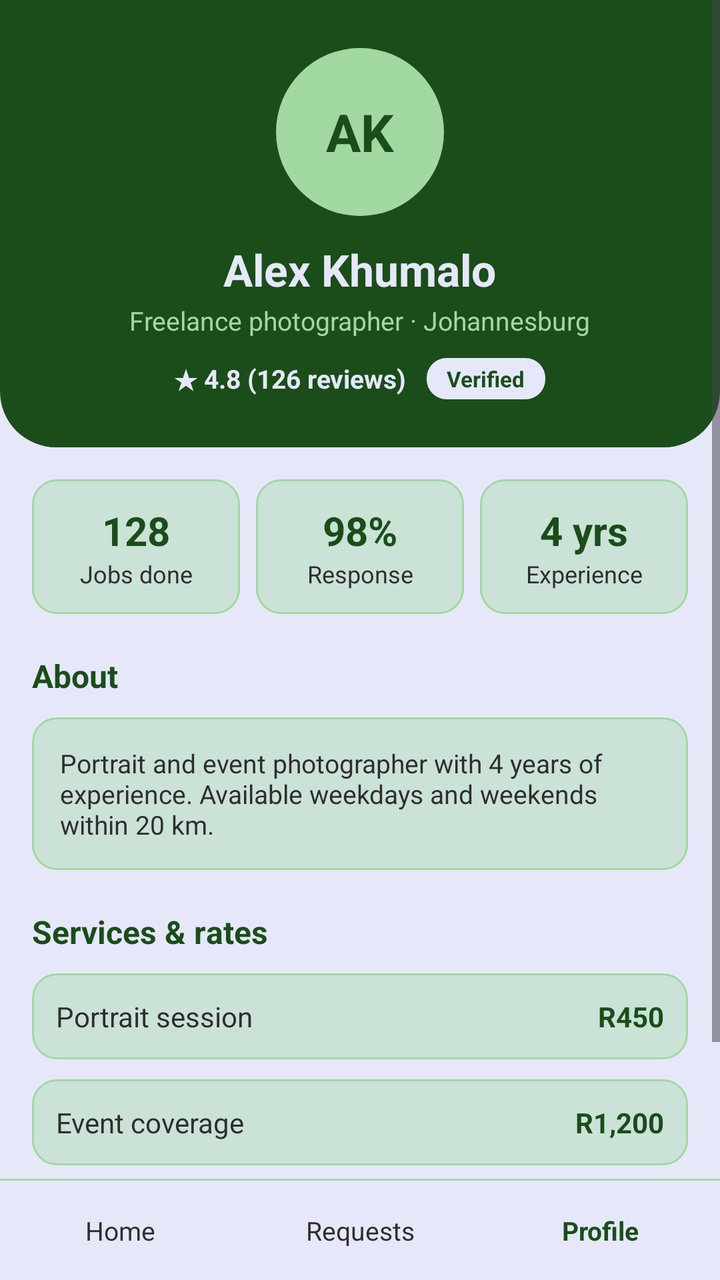
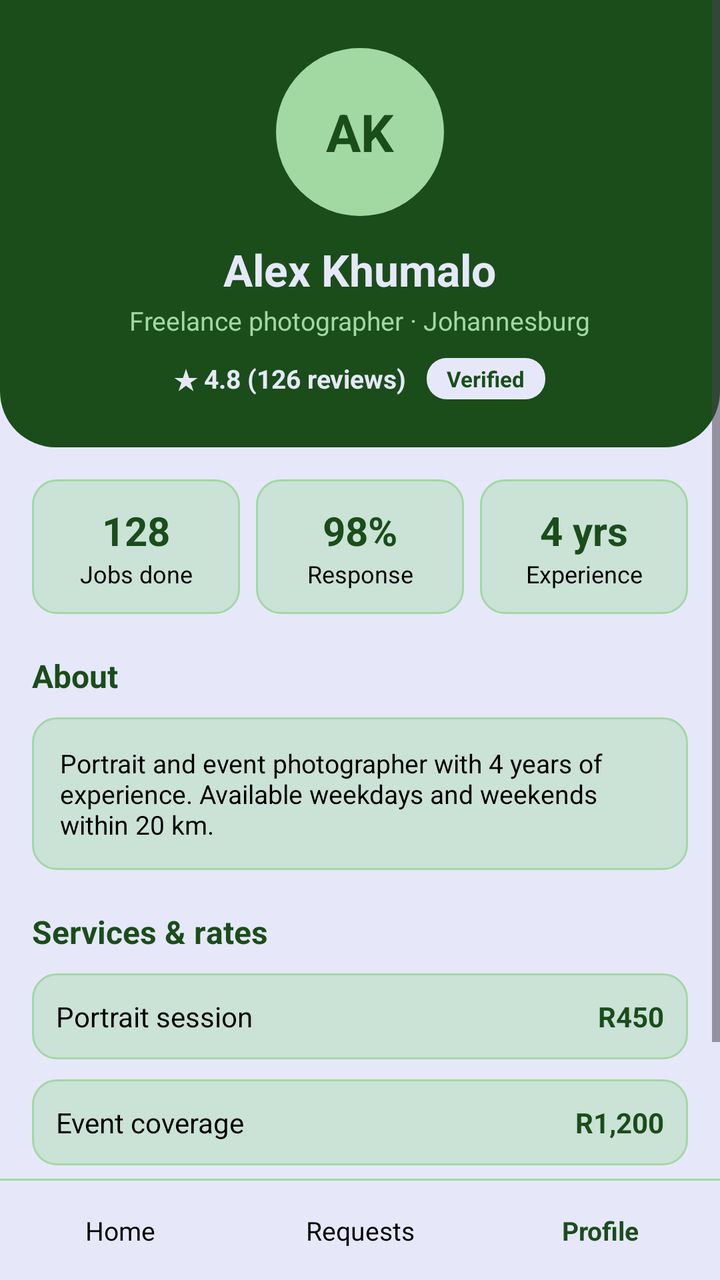

The first picture is an Android layout as it rendered before a commit; the second is the same layout after the commit. The layout source and the unified diff follow.
<!-- AndroidManifest.xml: application theme Theme.GeoConnect -->
<!-- res/layout/activity_freelancer_profile.xml -->
<?xml version="1.0" encoding="utf-8"?>
<LinearLayout
    xmlns:android="http://schemas.android.com/apk/res/android"
    android:id="@+id/main"
    android:layout_width="match_parent"
    android:layout_height="match_parent"
    android:orientation="vertical"
    android:background="@color/glitter">

    <ScrollView
        android:layout_width="match_parent"
        android:layout_height="0dp"
        android:layout_weight="1">

        <LinearLayout
            android:layout_width="match_parent"
            android:layout_height="wrap_content"
            android:orientation="vertical">

            <LinearLayout
                android:layout_width="match_parent"
                android:layout_height="wrap_content"
                android:orientation="vertical"
                android:background="@drawable/bg_header"
                android:padding="24dp"
                android:paddingTop="28dp"
                android:paddingBottom="28dp"
                android:gravity="center_horizontal">

                <TextView
                    android:layout_width="84dp"
                    android:layout_height="84dp"
                    android:text="AK"
                    android:textColor="@color/jade_dark"
                    android:textSize="26sp"
                    android:textStyle="bold"
                    android:gravity="center"
                    android:background="@drawable/bg_avatar" />

                <TextView
                    android:layout_width="wrap_content"
                    android:layout_height="wrap_content"
                    android:text="Alex Khumalo"
                    android:textColor="@color/glitter"
                    android:textSize="22sp"
                    android:textStyle="bold"
                    android:layout_marginTop="12dp" />

                <TextView
                    android:layout_width="wrap_content"
                    android:layout_height="wrap_content"
                    android:text="Freelance photographer · Johannesburg"
                    android:textColor="@color/jade_mint"
                    android:textSize="13sp"
                    android:layout_marginTop="2dp" />

                <LinearLayout
                    android:layout_width="wrap_content"
                    android:layout_height="wrap_content"
                    android:orientation="horizontal"
                    android:layout_marginTop="10dp"
                    android:gravity="center">

                    <TextView
                        android:layout_width="wrap_content"
                        android:layout_height="wrap_content"
                        android:text="★ 4.8 (126 reviews)"
                        android:textColor="@color/glitter"
                        android:textSize="13sp"
                        android:textStyle="bold" />

                    <TextView
                        android:layout_width="wrap_content"
                        android:layout_height="wrap_content"
                        android:text="Verified"
                        android:textColor="@color/jade_dark"
                        android:textSize="11sp"
                        android:textStyle="bold"
                        android:layout_marginStart="10dp"
                        android:paddingStart="10dp"
                        android:paddingEnd="10dp"
                        android:paddingTop="3dp"
                        android:paddingBottom="3dp"
                        android:background="@drawable/bg_button_light" />

                </LinearLayout>

            </LinearLayout>

            <LinearLayout
                android:layout_width="match_parent"
                android:layout_height="wrap_content"
                android:orientation="vertical"
                android:padding="16dp"
                android:layout_marginTop="0dp">

                <LinearLayout
                    android:layout_width="match_parent"
                    android:layout_height="wrap_content"
                    android:orientation="horizontal"
                    android:layout_marginTop="0dp">

                    <LinearLayout
                        android:layout_width="0dp"
                        android:layout_height="wrap_content"
                        android:orientation="vertical"
                        android:layout_weight="1"
                        android:background="@drawable/bg_card"
                        android:padding="12dp"
                        android:layout_marginEnd="8dp">

                        <TextView
                            android:layout_width="match_parent"
                            android:layout_height="wrap_content"
                            android:text="128"
                            android:textColor="@color/jade_dark"
                            android:textSize="20sp"
                            android:textStyle="bold"
                            android:gravity="center" />

                        <TextView
                            android:layout_width="match_parent"
                            android:layout_height="wrap_content"
                            android:text="Jobs done"
                            android:textColor="@color/charcoal"
                            android:textSize="12sp"
                            android:gravity="center" />

                    </LinearLayout>

                    <LinearLayout
                        android:layout_width="0dp"
                        android:layout_height="wrap_content"
                        android:orientation="vertical"
                        android:layout_weight="1"
                        android:background="@drawable/bg_card"
                        android:padding="12dp"
                        android:layout_marginEnd="8dp">

                        <TextView
                            android:layout_width="match_parent"
                            android:layout_height="wrap_content"
                            android:text="98%"
                            android:textColor="@color/jade_dark"
                            android:textSize="20sp"
                            android:textStyle="bold"
                            android:gravity="center" />

                        <TextView
                            android:layout_width="match_parent"
                            android:layout_height="wrap_content"
                            android:text="Response"
                            android:textColor="@color/charcoal"
                            android:textSize="12sp"
                            android:gravity="center" />

                    </LinearLayout>

                    <LinearLayout
                        android:layout_width="0dp"
                        android:layout_height="wrap_content"
                        android:orientation="vertical"
                        android:layout_weight="1"
                        android:background="@drawable/bg_card"
                        android:padding="12dp">

                        <TextView
                            android:layout_width="match_parent"
                            android:layout_height="wrap_content"
                            android:text="4 yrs"
                            android:textColor="@color/jade_dark"
                            android:textSize="20sp"
                            android:textStyle="bold"
                            android:gravity="center" />

                        <TextView
                            android:layout_width="match_parent"
                            android:layout_height="wrap_content"
                            android:text="Experience"
                            android:textColor="@color/charcoal"
                            android:textSize="12sp"
                            android:gravity="center" />

                    </LinearLayout>

                </LinearLayout>

                <TextView
                    android:layout_width="wrap_content"
                    android:layout_height="wrap_content"
                    android:text="About"
                    android:textColor="@color/jade_dark"
                    android:textSize="16sp"
                    android:textStyle="bold"
                    android:layout_marginTop="20dp" />

                <LinearLayout
                    android:layout_width="match_parent"
                    android:layout_height="wrap_content"
                    android:orientation="vertical"
                    android:layout_marginTop="10dp"
                    android:background="@drawable/bg_card"
                    android:padding="14dp">

                    <TextView
                        android:layout_width="wrap_content"
                        android:layout_height="wrap_content"
                        android:text="Portrait and event photographer with 4 years of experience. Available weekdays and weekends within 20 km."
                        android:textColor="@color/charcoal"
                        android:textSize="13sp" />

                </LinearLayout>

                <TextView
                    android:layout_width="wrap_content"
                    android:layout_height="wrap_content"
                    android:text="Services &amp; rates"
                    android:textColor="@color/jade_dark"
                    android:textSize="16sp"
                    android:textStyle="bold"
                    android:layout_marginTop="20dp" />

                <LinearLayout
                    android:layout_width="match_parent"
                    android:layout_height="wrap_content"
                    android:orientation="vertical"
                    android:layout_marginTop="10dp"
                    android:background="@drawable/bg_card"
                    android:padding="12dp">

                    <LinearLayout
                        android:layout_width="match_parent"
                        android:layout_height="wrap_content"
                        android:orientation="horizontal">

                        <TextView
                            android:layout_width="0dp"
                            android:layout_height="wrap_content"
                            android:text="Portrait session"
                            android:textColor="@color/charcoal"
                            android:textSize="14sp"
                            android:layout_weight="1" />

                        <TextView
                            android:layout_width="wrap_content"
                            android:layout_height="wrap_content"
                            android:text="R450"
                            android:textColor="@color/jade_dark"
                            android:textSize="14sp"
                            android:textStyle="bold" />

                    </LinearLayout>

                </LinearLayout>

                <LinearLayout
                    android:layout_width="match_parent"
                    android:layout_height="wrap_content"
                    android:orientation="vertical"
                    android:layout_marginTop="10dp"
                    android:background="@drawable/bg_card"
                    android:padding="12dp">

                    <LinearLayout
                        android:layout_width="match_parent"
                        android:layout_height="wrap_content"
                        android:orientation="horizontal">

                        <TextView
                            android:layout_width="0dp"
                            android:layout_height="wrap_content"
                            android:text="Event coverage"
                            android:textColor="@color/charcoal"
                            android:textSize="14sp"
                            android:layout_weight="1" />

                        <TextView
                            android:layout_width="wrap_content"
                            android:layout_height="wrap_content"
                            android:text="R1,200"
                            android:textColor="@color/jade_dark"
                            android:textSize="14sp"
                            android:textStyle="bold" />

                    </LinearLayout>

                </LinearLayout>

                <TextView
                    android:id="@+id/btnEditProfile"
                    android:layout_width="match_parent"
                    android:layout_height="48dp"
                    android:text="Edit profile"
                    android:textColor="@color/jade_dark"
                    android:textSize="14sp"
                    android:textStyle="bold"
                    android:gravity="center"
                    android:layout_marginTop="20dp"
                    android:background="@drawable/bg_button_outline"
                    android:clickable="true"
                    android:focusable="true"
                    android:minHeight="48dp"
                    android:minWidth="48dp" />

            </LinearLayout>

        </LinearLayout>

    </ScrollView>

    <View
        android:layout_width="match_parent"
        android:layout_height="1dp"
        android:background="@color/jade_mint" />

    <LinearLayout
        android:layout_width="match_parent"
        android:layout_height="wrap_content"
        android:orientation="horizontal"
        android:background="@color/glitter">

        <TextView
            android:id="@+id/navHome"
            android:layout_width="0dp"
            android:layout_height="wrap_content"
            android:text="Home"
            android:textColor="@color/charcoal"
            android:textSize="13sp"
            android:textStyle="normal"
            android:layout_weight="1"
            android:gravity="center"
            android:padding="16dp"
            android:clickable="true"
            android:focusable="true"
            android:minHeight="48dp"
            android:minWidth="48dp" />

        <TextView
            android:id="@+id/navRequests"
            android:layout_width="0dp"
            android:layout_height="wrap_content"
            android:text="Requests"
            android:textColor="@color/charcoal"
            android:textSize="13sp"
            android:textStyle="normal"
            android:layout_weight="1"
            android:gravity="center"
            android:padding="16dp"
            android:clickable="true"
            android:focusable="true"
            android:minHeight="48dp"
            android:minWidth="48dp" />

        <TextView
            android:id="@+id/navProfile"
            android:layout_width="0dp"
            android:layout_height="wrap_content"
            android:text="Profile"
            android:textColor="@color/jade_dark"
            android:textSize="13sp"
            android:textStyle="bold"
            android:layout_weight="1"
            android:gravity="center"
            android:padding="16dp"
            android:clickable="true"
            android:focusable="true"
            android:minHeight="48dp"
            android:minWidth="48dp" />

    </LinearLayout>

</LinearLayout>
<!-- resources referenced by this layout -->
<resources>
  <color name="charcoal">#2E2E2E</color>
  <color name="glitter">#E6E8FA</color>
  <color name="jade_dark">#1A4D1A</color>
  <color name="jade_mint">#A2D8A2</color>
  <!-- drawable bg_avatar (drawable) -->
  <?xml version="1.0" encoding="utf-8"?>
  <shape xmlns:android="http://schemas.android.com/apk/res/android" android:shape="oval">
      <solid android:color="@color/jade_mint" />
  </shape>
  <!-- drawable bg_button_light (drawable) -->
  <?xml version="1.0" encoding="utf-8"?>
  <shape xmlns:android="http://schemas.android.com/apk/res/android">
      <solid android:color="@color/glitter" />
      <corners android:radius="10dp" />
  </shape>
  <!-- drawable bg_button_outline (drawable) -->
  <?xml version="1.0" encoding="utf-8"?>
  <shape xmlns:android="http://schemas.android.com/apk/res/android">
      <solid android:color="@color/glitter" />
      <stroke android:width="1dp" android:color="@color/jade_dark" />
      <corners android:radius="10dp" />
  </shape>
  <!-- drawable bg_card (drawable) -->
  <?xml version="1.0" encoding="utf-8"?>
  <shape xmlns:android="http://schemas.android.com/apk/res/android">
      <solid android:color="#66A2D8A2" />
      <stroke android:width="1dp" android:color="@color/jade_mint" />
      <corners android:radius="12dp" />
  </shape>
  <!-- drawable bg_header (drawable) -->
  <?xml version="1.0" encoding="utf-8"?>
      <shape xmlns:android="http://schemas.android.com/apk/res/android">
          <solid android:color="@color/jade_dark" />
          <corners android:bottomLeftRadius="28dp" android:bottomRightRadius="28dp" />
      </shape>
  <style name="Theme.GeoConnect" parent="Base.Theme.GeoConnect" />
  <style name="Base.Theme.GeoConnect" parent="Theme.Material3.DayNight.NoActionBar">
          
          
      </style>
</resources>

<!-- the commit's change to res/layout/activity_freelancer_profile.xml (unified diff, before → after) -->
@@ -31,7 +31,7 @@
                     android:layout_width="84dp"
                     android:layout_height="84dp"
                     android:text="AK"
-                    android:textColor="@color/jade_dark"
+                    android:textColor="@color/forest_green"
                     android:textSize="26sp"
                     android:textStyle="bold"
                     android:gravity="center"
@@ -50,7 +50,7 @@
                     android:layout_width="wrap_content"
                     android:layout_height="wrap_content"
                     android:text="Freelance photographer · Johannesburg"
-                    android:textColor="@color/jade_mint"
+                    android:textColor="@color/sage_green"
                     android:textSize="13sp"
                     android:layout_marginTop="2dp" />
 
@@ -73,7 +73,7 @@
                         android:layout_width="wrap_content"
                         android:layout_height="wrap_content"
                         android:text="Verified"
-                        android:textColor="@color/jade_dark"
+                        android:textColor="@color/forest_green"
                         android:textSize="11sp"
                         android:textStyle="bold"
                         android:layout_marginStart="10dp"
@@ -113,7 +113,7 @@
                             android:layout_width="match_parent"
                             android:layout_height="wrap_content"
                             android:text="128"
-                            android:textColor="@color/jade_dark"
+                            android:textColor="@color/forest_green"
                             android:textSize="20sp"
                             android:textStyle="bold"
                             android:gravity="center" />
@@ -122,7 +122,7 @@
                             android:layout_width="match_parent"
                             android:layout_height="wrap_content"
                             android:text="Jobs done"
-                            android:textColor="@color/charcoal"
+                            android:textColor="@color/black"
                             android:textSize="12sp"
                             android:gravity="center" />
 
@@ -141,7 +141,7 @@
                             android:layout_width="match_parent"
                             android:layout_height="wrap_content"
                             android:text="98%"
-                            android:textColor="@color/jade_dark"
+                            android:textColor="@color/forest_green"
                             android:textSize="20sp"
                             android:textStyle="bold"
                             android:gravity="center" />
@@ -150,7 +150,7 @@
                             android:layout_width="match_parent"
                             android:layout_height="wrap_content"
                             android:text="Response"
-                            android:textColor="@color/charcoal"
+                            android:textColor="@color/black"
                             android:textSize="12sp"
                             android:gravity="center" />
 
@@ -168,7 +168,7 @@
                             android:layout_width="match_parent"
                             android:layout_height="wrap_content"
                             android:text="4 yrs"
-                            android:textColor="@color/jade_dark"
+                            android:textColor="@color/forest_green"
                             android:textSize="20sp"
                             android:textStyle="bold"
                             android:gravity="center" />
@@ -177,7 +177,7 @@
                             android:layout_width="match_parent"
                             android:layout_height="wrap_content"
                             android:text="Experience"
-                            android:textColor="@color/charcoal"
+                            android:textColor="@color/black"
                             android:textSize="12sp"
                             android:gravity="center" />
 
@@ -189,7 +189,7 @@
                     android:layout_width="wrap_content"
                     android:layout_height="wrap_content"
                     android:text="About"
-                    android:textColor="@color/jade_dark"
+                    android:textColor="@color/forest_green"
                     android:textSize="16sp"
                     android:textStyle="bold"
                     android:layout_marginTop="20dp" />
@@ -206,7 +206,7 @@
                         android:layout_width="wrap_content"
                         android:layout_height="wrap_content"
                         android:text="Portrait and event photographer with 4 years of experience. Available weekdays and weekends within 20 km."
-                        android:textColor="@color/charcoal"
+                        android:textColor="@color/black"
                         android:textSize="13sp" />
 
                 </LinearLayout>
@@ -215,7 +215,7 @@
                     android:layout_width="wrap_content"
                     android:layout_height="wrap_content"
                     android:text="Services &amp; rates"
-                    android:textColor="@color/jade_dark"
+                    android:textColor="@color/forest_green"
                     android:textSize="16sp"
                     android:textStyle="bold"
                     android:layout_marginTop="20dp" />
@@ -237,7 +237,7 @@
                             android:layout_width="0dp"
                             android:layout_height="wrap_content"
                             android:text="Portrait session"
-                            android:textColor="@color/charcoal"
+                            android:textColor="@color/black"
                             android:textSize="14sp"
                             android:layout_weight="1" />
 
@@ -245,7 +245,7 @@
                             android:layout_width="wrap_content"
                             android:layout_height="wrap_content"
                             android:text="R450"
-                            android:textColor="@color/jade_dark"
+                            android:textColor="@color/forest_green"
                             android:textSize="14sp"
                             android:textStyle="bold" />
 
@@ -270,7 +270,7 @@
                             android:layout_width="0dp"
                             android:layout_height="wrap_content"
                             android:text="Event coverage"
-                            android:textColor="@color/charcoal"
+                            android:textColor="@color/black"
                             android:textSize="14sp"
                             android:layout_weight="1" />
 
@@ -278,7 +278,7 @@
                             android:layout_width="wrap_content"
                             android:layout_height="wrap_content"
                             android:text="R1,200"
-                            android:textColor="@color/jade_dark"
+                            android:textColor="@color/forest_green"
                             android:textSize="14sp"
                             android:textStyle="bold" />
 
@@ -291,7 +291,7 @@
                     android:layout_width="match_parent"
                     android:layout_height="48dp"
                     android:text="Edit profile"
-                    android:textColor="@color/jade_dark"
+                    android:textColor="@color/forest_green"
                     android:textSize="14sp"
                     android:textStyle="bold"
                     android:gravity="center"
@@ -311,7 +311,7 @@
     <View
         android:layout_width="match_parent"
         android:layout_height="1dp"
-        android:background="@color/jade_mint" />
+        android:background="@color/sage_green" />
 
     <LinearLayout
         android:layout_width="match_parent"
@@ -324,7 +324,7 @@
             android:layout_width="0dp"
             android:layout_height="wrap_content"
             android:text="Home"
-            android:textColor="@color/charcoal"
+            android:textColor="@color/black"
             android:textSize="13sp"
             android:textStyle="normal"
             android:layout_weight="1"
@@ -340,7 +340,7 @@
             android:layout_width="0dp"
             android:layout_height="wrap_content"
             android:text="Requests"
-            android:textColor="@color/charcoal"
+            android:textColor="@color/black"
             android:textSize="13sp"
             android:textStyle="normal"
             android:layout_weight="1"
@@ -356,7 +356,7 @@
             android:layout_width="0dp"
             android:layout_height="wrap_content"
             android:text="Profile"
-            android:textColor="@color/jade_dark"
+            android:textColor="@color/forest_green"
             android:textSize="13sp"
             android:textStyle="bold"
             android:layout_weight="1"
<!-- resource entries referenced after the edit -->
@@ -1,13 +1,13 @@
 <!-- resources referenced by this layout -->
 <resources>
-  <color name="charcoal">#2E2E2E</color>
+  <color name="black">#FF000000</color>
+  <color name="forest_green">#1A4D1A</color>
   <color name="glitter">#E6E8FA</color>
-  <color name="jade_dark">#1A4D1A</color>
-  <color name="jade_mint">#A2D8A2</color>
+  <color name="sage_green">#A2D8A2</color>
   <!-- drawable bg_avatar (drawable) -->
   <?xml version="1.0" encoding="utf-8"?>
   <shape xmlns:android="http://schemas.android.com/apk/res/android" android:shape="oval">
-      <solid android:color="@color/jade_mint" />
+      <solid android:color="@color/sage_green" />
   </shape>
   <!-- drawable bg_button_light (drawable) -->
   <?xml version="1.0" encoding="utf-8"?>
@@ -19,20 +19,20 @@
   <?xml version="1.0" encoding="utf-8"?>
   <shape xmlns:android="http://schemas.android.com/apk/res/android">
       <solid android:color="@color/glitter" />
-      <stroke android:width="1dp" android:color="@color/jade_dark" />
+      <stroke android:width="1dp" android:color="@color/forest_green" />
       <corners android:radius="10dp" />
   </shape>
   <!-- drawable bg_card (drawable) -->
   <?xml version="1.0" encoding="utf-8"?>
   <shape xmlns:android="http://schemas.android.com/apk/res/android">
       <solid android:color="#66A2D8A2" />
-      <stroke android:width="1dp" android:color="@color/jade_mint" />
+      <stroke android:width="1dp" android:color="@color/sage_green" />
       <corners android:radius="12dp" />
   </shape>
   <!-- drawable bg_header (drawable) -->
   <?xml version="1.0" encoding="utf-8"?>
       <shape xmlns:android="http://schemas.android.com/apk/res/android">
-          <solid android:color="@color/jade_dark" />
+          <solid android:color="@color/forest_green" />
           <corners android:bottomLeftRadius="28dp" android:bottomRightRadius="28dp" />
       </shape>
   <style name="Theme.GeoConnect" parent="Base.Theme.GeoConnect" />
